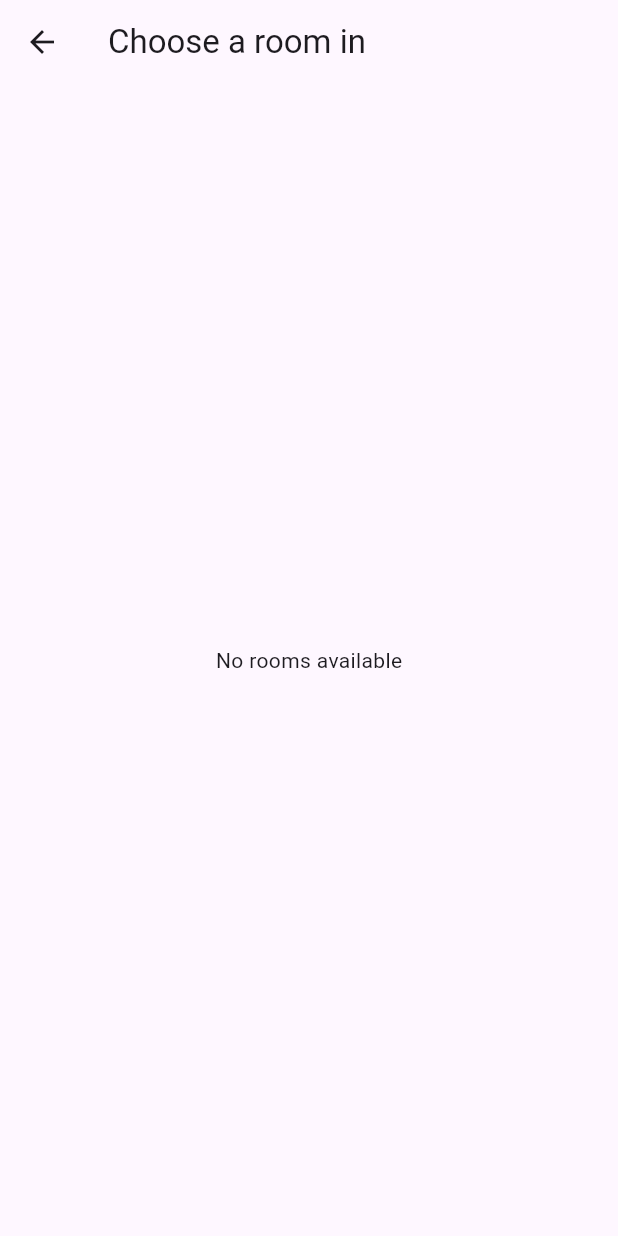
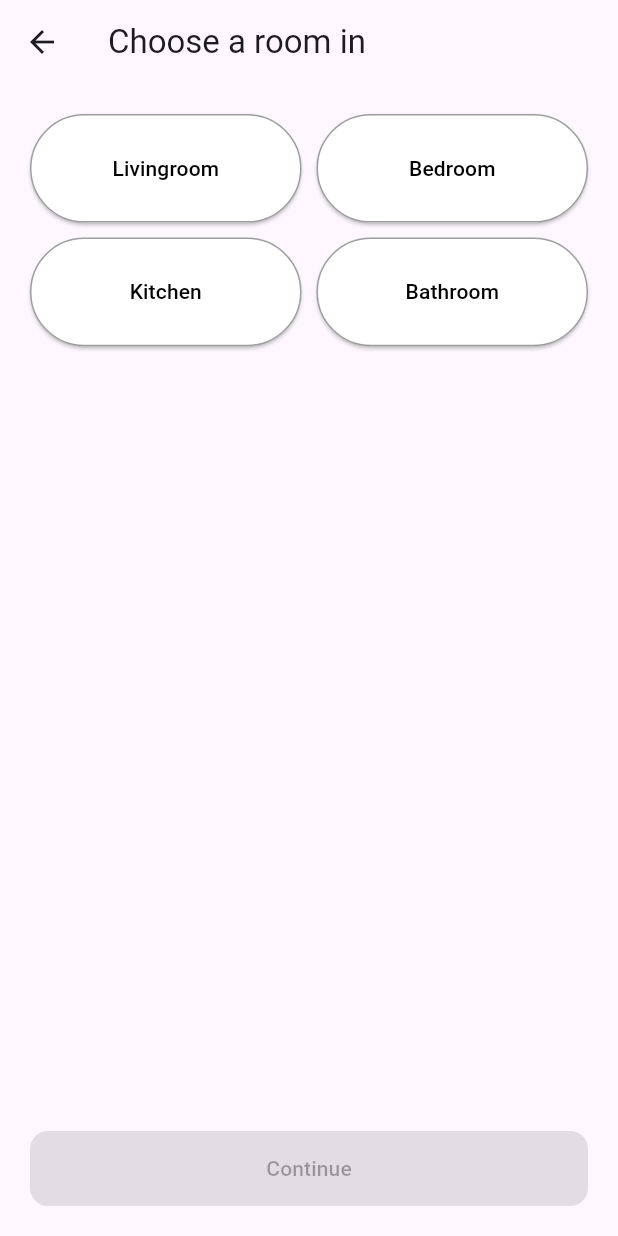
Before and after one commit to PBLTeamB/PBLteamB, a Flutter app: the RoomSelectionScreen screen opened directly with empty values, on a phone screen of 412 x 824 dp. Run offline on Flutter 3.47's test engine with Material 3 defaults, Android fonts, the phone set to English and light mode, and no system bars; our stand-ins replace flutter_svg.

Commit message:
initial commit

```diff
--- a/lib/screens/room_selection_screen.dart
+++ b/lib/screens/room_selection_screen.dart
@@ -1,10 +1,25 @@
 import 'package:flutter/material.dart';
 
-class RoomSelectionScreen extends StatelessWidget {
+class RoomSelectionScreen extends StatefulWidget {
   final String site;
-  final List<String> rooms;
 
-  const RoomSelectionScreen({Key? key, required this.site, required this.rooms}) : super(key: key);
+  const RoomSelectionScreen({Key? key, required this.site}) : super(key: key);
+
+  @override
+  _RoomSelectionScreenState createState() => _RoomSelectionScreenState();
+}
+
+class _RoomSelectionScreenState extends State<RoomSelectionScreen> {
+  List<String> rooms = ["Livingroom", "Bedroom", "Kitchen", "Bathroom"]; // 예시 데이터
+  int? selectedIndex; // 선택된 아이템의 인덱스를 저장
+  bool isContinueEnabled = false;
+
+  void onSelectRoom(int index) {
+    setState(() {
+      selectedIndex = index;
+      isContinueEnabled = true; // 선택 시 Continue 버튼 활성화
+    });
+  }
 
   @override
   Widget build(BuildContext context) {
@@ -14,11 +29,9 @@ class RoomSelectionScreen extends StatelessWidget {
           icon: Icon(Icons.arrow_back),
           onPressed: () => Navigator.pop(context),
         ),
-        title: Text('Choose a room in $site'),
+        title: Text('Choose a room in ${widget.site}'),
       ),
-      body: rooms.isEmpty
-          ? Center(child: Text('No rooms available'))
-          : Column(
+      body: Column(
         children: [
           Expanded(
             child: GridView.builder(
@@ -33,13 +46,13 @@ class RoomSelectionScreen extends StatelessWidget {
               itemBuilder: (context, index) {
                 final room = rooms[index];
                 return ElevatedButton(
-                        onPressed: () {
-                          // Handle room selection
-                        },
+                  onPressed: () => onSelectRoom(index),
                   style: ElevatedButton.styleFrom(
                     backgroundColor: Colors.white,
                     foregroundColor: Colors.black,
-                          side: BorderSide(color: Colors.grey),
+                    side: BorderSide(
+                      color: selectedIndex == index ? Colors.black : Colors.grey,
+                    ),
                   ),
                   child: Text(room),
                 );
@@ -49,13 +62,19 @@ class RoomSelectionScreen extends StatelessWidget {
           Padding(
             padding: const EdgeInsets.all(20),
             child: ElevatedButton(
-                    onPressed: () {
-                      // Navigate to the next step or perform an action
-                    },
+              onPressed: isContinueEnabled
+                  ? () {
+                    }
+                      // 다음 단계로 이동하는 로직을 추가할 수 있습니다.
+                  : null, // 선택되지 않으면 비활성화
               child: const Text('Continue'),
               style: ElevatedButton.styleFrom(
                 backgroundColor: Colors.black,
+                foregroundColor: Colors.white,
                 minimumSize: const Size.fromHeight(50),
+                shape: RoundedRectangleBorder(
+                  borderRadius: BorderRadius.circular(12),
+                ),
               ),
             ),
           ),
```
Also changed, not shown: lib/screens/site_selection_screen.dart (+25 -66 lines). Lines whose indentation alone changed are shown as unchanged.
